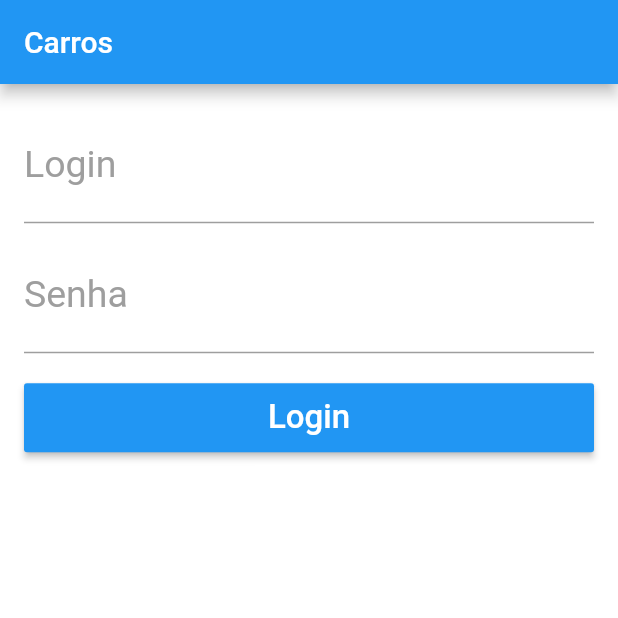
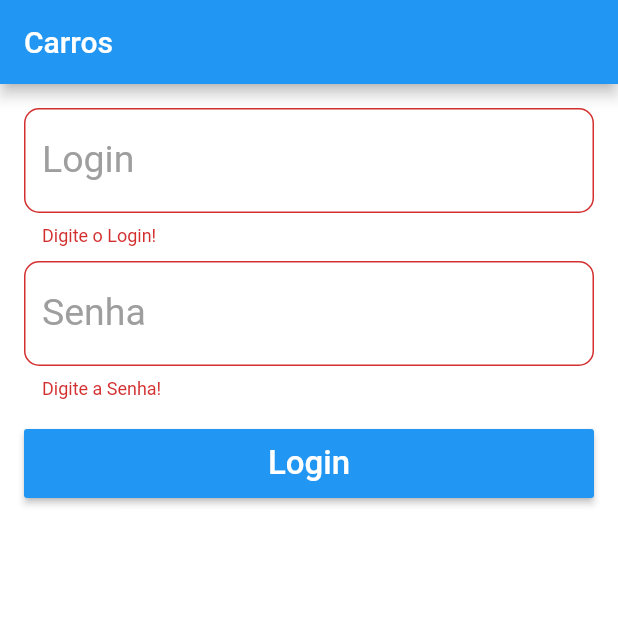
Before and after one commit to adilsonjcruz/carros, a Flutter app: the screen it shows after launch, after a tap on "Login", on a phone screen of 412 x 824 dp, the top half of it. Run offline on Flutter 3.47's test engine with Material 2 defaults, Android fonts, the phone set to English and light mode, and no system bars; network calls fail.

Commit message:
- Inclusão das Classes de Login e de Carros

```diff
--- /dev/null
+++ b/lib/login/login_api.dart
@@ -0,0 +1,56 @@
+import 'dart:convert';
+import 'package:br/login/usuario.dart';
+import 'package:br/pages/api_response.dart';
+import 'package:http/http.dart' as http;
+
+class LoginApi {
+
+  static Future<ApiResponse<Usuario>> login(String login, String senha) async {
+
+    try{
+
+      var url = 'https://carros-springboot.herokuapp.com/api/v2/login';
+
+      Map params = {
+        'username': login,
+        'password': senha,
+      };
+
+      String s = json.encode(params);
+
+      Map<String,String> headers = {
+        'Content-Type':'application/json'
+      };
+
+      var response = await http.post(url, body: s, headers: headers);
+
+      print('Response status: ${response.statusCode}');
+      print('Response body: ${response.body}');
+
+      Map mapResponse = json.decode(response.body);
+
+      String nome = mapResponse["nome"];
+      String email = mapResponse["email"];
+
+      print('Nome: $nome - Email: $email');
+
+      if(response.statusCode == 200){
+
+        final user = Usuario.fromJson(mapResponse);
+        return ApiResponse.ok(user);
+
+      }
+
+      return ApiResponse.error(mapResponse["error"]);
+
+    } catch(error, exception){
+
+      print("Erro no login: $error > $exception");
+
+      return ApiResponse.error("Não foi possível fazer o login.");
+
+    }
+
+  }
+
+}
--- /dev/null
+++ b/lib/login/login_page.dart
@@ -0,0 +1,126 @@
+import 'package:br/login/usuario.dart';
+import 'package:br/pages/api_response.dart';
+import 'package:br/carro/home_page.dart';
+import 'package:br/utils/alert.dart';
+import 'package:br/utils/nav.dart';
+import 'package:br/widgets/app_button.dart';
+import 'package:br/widgets/app_text.dart';
+import 'package:flutter/material.dart';
+
+import 'login_api.dart';
+
+class LoginPage extends StatefulWidget {
+  @override
+  _LoginPageState createState() => _LoginPageState();
+}
+
+class _LoginPageState extends State<LoginPage> {
+  final _formKey = GlobalKey<FormState>();
+  final _tLogin = TextEditingController();
+  final _tSenha = TextEditingController();
+  final _focusSenha = FocusNode();
+
+  bool _showProgress = false;
+
+  @override
+  Widget build(BuildContext context) {
+    return Scaffold(
+      appBar: AppBar(
+        title: Text("Carros"),
+      ),
+      body: _body(),
+    );
+  }
+
+  _body() {
+    return Form(
+      key: _formKey,
+      child: Container(
+        padding: EdgeInsets.all(16),
+        child: ListView(
+          children: <Widget>[
+            AppText(
+              "Login",
+              "Digite o Login",
+              controller: _tLogin,
+              validator: validateLogin,
+              keyboardType: TextInputType.emailAddress,
+              textInputAction: TextInputAction.next,
+              nextFocus: _focusSenha,
+            ),
+            SizedBox(
+              height: 10,
+            ),
+            AppText(
+              "Senha",
+              "Digite a Senha",
+              password: true,
+              controller: _tSenha,
+              validator: validateSenha,
+              keyboardType: TextInputType.number,
+              focusNode: _focusSenha,
+            ),
+            SizedBox(
+              height: 20,
+            ),
+            AppButton(
+                    "Login",
+                    onPressed:
+                    _onClickLogin,
+                    showProgress: _showProgress,),
+          ],
+        ),
+      ),
+    );
+  }
+
+  _onClickLogin() async {
+    bool formOk = _formKey.currentState.validate();
+
+    if (!formOk) {
+      return;
+    }
+
+    String login = _tLogin.text;
+    String senha = _tSenha.text;
+
+    print("Login: $login, Senha: $senha");
+
+    setState(() {
+      _showProgress = true;
+    });
+
+    ApiResponse response = await LoginApi.login(login, senha);
+
+    if (response.ok) {
+      Usuario user = response.result;
+
+      print(">>> $response");
+      push(context, HomePage(), replace: true);
+    } else {
+      alert(context, response.msg);
+    }
+
+    setState(() {
+      _showProgress = false;
+    });
+
+  }
+
+  String validateLogin(String text) {
+    if (text.isEmpty) {
+      return "Digite o Login!";
+    }
+    return null;
+  }
+
+  String validateSenha(String text) {
+    if (text.isEmpty) {
+      return "Digite a Senha!";
+    }
+    if (text.length < 3) {
+      return "A senha precisa ter no mínimo 3 caracteres!";
+    }
+    return null;
+  }
+}
--- /dev/null
+++ b/lib/login/usuario.dart
@@ -0,0 +1,33 @@
+class Usuario{
+
+  String login;
+  String nome;
+  String email;
+  String token;
+
+  List<String> roles;
+
+  Usuario.fromJson(Map<String,dynamic> map):
+    login = map["login"],
+    nome  = map["nome"],
+    email = map["email"],
+    token = map["token"],
+    roles = map["roles"] != null ? getRoles(map): null;
+
+  @override
+  String toString() {
+    return 'Usuario{login: $login, nome: $nome, email: $email, token: $token, roles: $roles}';
+  }
+
+  static List<String> getRoles(Map<String, dynamic> map) {
+
+     List list  = map["roles"];
+     List<String> roles = list.map<String>((role) => role.toString()).toList();
+//     List<String> roles = [];
+//     for(String role in list){
+//       roles.add(role);
+//     }
+     return roles;
+  }
+
+}
--- a/lib/main.dart
+++ b/lib/main.dart
@@ -1,4 +1,4 @@
-import 'package:br/pages/login_page.dart';
+import 'package:br/login/login_page.dart';
 import 'package:flutter/material.dart';
 
 void main() => runApp(MyApp());
--- /dev/null
+++ b/lib/pages/api_response.dart
@@ -0,0 +1,15 @@
+class ApiResponse<T>{
+
+  bool ok;
+  String msg;
+  T result;
+
+  ApiResponse.ok(this.result){
+    ok = true;
+  }
+
+  ApiResponse.error(this.msg){
+    ok = false;
+  }
+
+}
--- a/lib/pages/login_page.dart
+++ /dev/null
@@ -1,74 +0,0 @@
-import 'package:flutter/material.dart';
-
-class LoginPage extends StatelessWidget {
-  final _tLogin = TextEditingController();
-  final _tSenha = TextEditingController();
-
-  @override
-  Widget build(BuildContext context) {
-    return Scaffold(
-      appBar: AppBar(
-        title: Text("Carros"),
-      ),
-      body: _body(),
-    );
-  }
-
-  _body() {
-    return Container(
-      padding: EdgeInsets.all(16),
-      child: ListView(
-        children: <Widget>[
-          _text("Login", "Digite o Login", controller: _tLogin),
-          SizedBox(
-            height: 10,
-          ),
-          _text("Senha", "Digite a Senha", password: true, controller: _tSenha),
-          SizedBox(
-            height: 20,
-          ),
-          _button("Login",_onClickLogin),
-        ],
-      ),
-    );
-  }
-
-  TextFormField _text(String label, String hint, {bool password = false, TextEditingController controller}) {
-    return TextFormField(
-         controller: controller,
-         obscureText: password,
-         style: TextStyle(
-            fontSize: 26,
-            color: Colors.red,
-          ),
-          decoration: InputDecoration(
-            labelText: label,
-            labelStyle: TextStyle(fontSize: 25, color: Colors.grey),
-            hintText: hint,
-            hintStyle: TextStyle(color: Colors.blue,
-                                 fontSize: 16),
-          ),
-        );
-  }
-
-  _button(String text, Function onPressed) {
-    return Container(
-      height: 46,
-      child: RaisedButton(
-        color: Colors.blue,
-        child: Text(
-          text,
-          style: TextStyle(color: Colors.white, fontSize: 22),
-        ),
-        onPressed: onPressed,
-      ),
-    );
-  }
-
-  _onClickLogin() {
-     String login = _tLogin.text;
-     String senha = _tSenha.text;
-     print("Login: $login, Senha: $senha");
-  }
-
-}
--- /dev/null
+++ b/lib/widgets/app_button.dart
@@ -0,0 +1,30 @@
+import 'package:flutter/material.dart';
+
+class AppButton extends StatelessWidget {
+  String text;
+  Function onPressed;
+  bool showProgress;
+
+  AppButton(this.text, {this.onPressed, this.showProgress = false});
+
+  @override
+  Widget build(BuildContext context) {
+    return Container(
+      height: 46,
+      child: RaisedButton(
+        color: Colors.blue,
+        child: showProgress
+            ? Center(
+                child: CircularProgressIndicator(
+                  valueColor: AlwaysStoppedAnimation<Color>(Colors.white),
+                ),
+              )
+            : Text(
+                text,
+                style: TextStyle(color: Colors.white, fontSize: 22),
+              ),
+        onPressed: onPressed,
+      ),
+    );
+  }
+}
--- /dev/null
+++ b/lib/widgets/app_text.dart
@@ -0,0 +1,56 @@
+import 'package:flutter/material.dart';
+
+class AppText extends StatelessWidget {
+  String label;
+  String hint;
+  bool password;
+  TextEditingController controller;
+  FormFieldValidator<String> validator;
+  TextInputType keyboardType;
+  TextInputAction textInputAction;
+  FocusNode focusNode;
+  FocusNode nextFocus;
+
+  AppText(
+    this.label,
+    this.hint,
+    {this.password = false,
+    this.controller,
+    this.validator,
+    this.keyboardType,
+    this.textInputAction,
+    this.focusNode,
+    this.nextFocus}
+  );
+
+  @override
+  Widget build(BuildContext context) {
+    return TextFormField(
+      controller: controller,
+      obscureText: password,
+      validator: validator,
+      keyboardType: keyboardType,
+      textInputAction: textInputAction,
+      focusNode: focusNode,
+      onFieldSubmitted: (String text) {
+        if (nextFocus != null) {
+          FocusScope.of(context).requestFocus(nextFocus);
+        }
+      },
+      style: TextStyle(
+        fontSize: 26,
+        color: Colors.red,
+      ),
+      decoration: InputDecoration(
+        border: OutlineInputBorder(
+          borderRadius: BorderRadius.circular(10),
+        ),
+        labelText: label,
+        labelStyle: TextStyle(fontSize: 25, color: Colors.grey),
+        hintText: hint,
+        hintStyle: TextStyle(color: Colors.blue, fontSize: 16),
+      ),
+    );
+    ;
+  }
+}
--- a/pubspec.yaml
+++ b/pubspec.yaml
@@ -19,6 +19,7 @@ environment:
 dependencies:
   flutter:
     sdk: flutter
+  http: ^0.12.1
 
   # The following adds the Cupertino Icons font to your application.
   # Use with the CupertinoIcons class for iOS style icons.
```
Also changed, not shown: lib/carro/carro.dart (added, +46 -0 lines), lib/carro/carros_api.dart (added, +17 -0 lines), lib/carro/home_page.dart (added, +46 -0 lines), lib/utils/alert.dart (added, +23 -0 lines), lib/utils/nav.dart (added, +16 -0 lines), lib/widgets/drawer_list.dart (added, +55 -0 lines), pubspec.lock.
